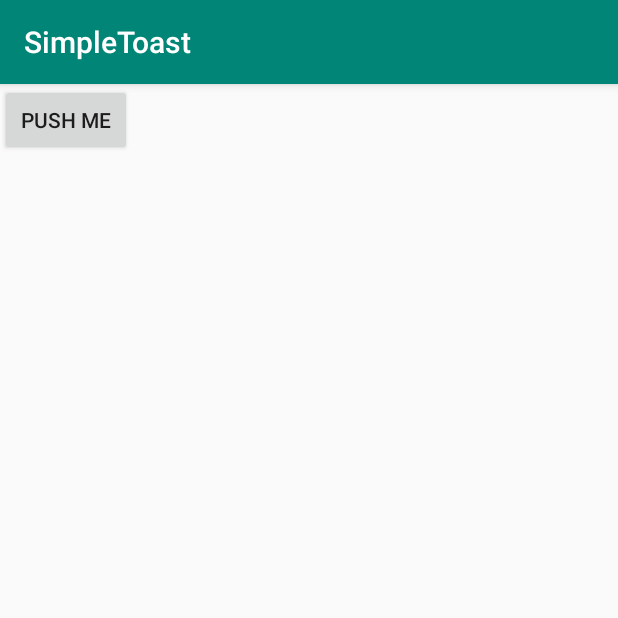
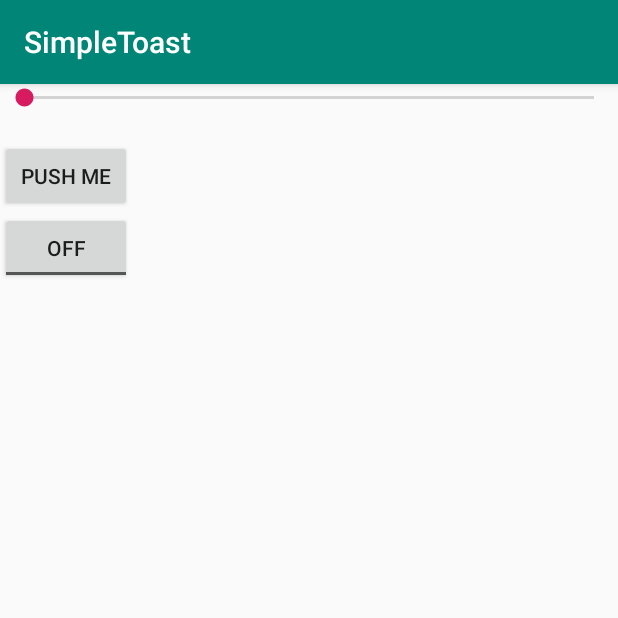
Before and after one commit to guruvex/First-Udemy-app, an Android app: the screen it shows after launch (MainActivity), on a phone screen of 412 x 824 dp, the top half of it. Run offline under Robolectric (Android 15) with nearby library versions, the phone set to English and light mode, and no system bars.

Commit message:
added projects on

```diff
--- a/app/src/main/java/e/android/simpletoast/MainActivity.java
+++ b/app/src/main/java/e/android/simpletoast/MainActivity.java
@@ -1,14 +1,22 @@
 package e.android.simpletoast;
 
+import android.graphics.Color;
 import android.support.v7.app.AppCompatActivity;
 import android.os.Bundle;
 import android.view.View;
 import android.widget.Button;
+import android.widget.CompoundButton;
+import android.widget.LinearLayout;
+import android.widget.SeekBar;
+import android.widget.TextView;
 import android.widget.Toast;
+import android.widget.ToggleButton;
 
 /**
  * simple first app for Udemy android course.
  * 12/5/2018
+ * to save space and time i am doing the first few simple projects in one
+ * i have put a comment on each part as its added on.
  */
 public class MainActivity extends AppCompatActivity {
 
@@ -17,6 +25,7 @@ public class MainActivity extends AppCompatActivity {
         super.onCreate(savedInstanceState);
         setContentView(R.layout.activity_main);
 
+        // first project
         Button myButton = findViewById(R.id.button);
         myButton.setOnClickListener(new View.OnClickListener() {
             @Override
@@ -24,5 +33,42 @@ public class MainActivity extends AppCompatActivity {
                 Toast.makeText(MainActivity.this, "Hello World", Toast.LENGTH_SHORT).show();
             }
         });
+
+        // added a second project
+        SeekBar seekBar = findViewById(R.id.seek);
+        final TextView textView = findViewById(R.id.textView);
+
+        seekBar.setOnSeekBarChangeListener(new SeekBar.OnSeekBarChangeListener() {
+            @Override
+            public void onProgressChanged(SeekBar seekBar, int i, boolean b) {
+                textView.setText("value"+i);
+            }
+
+            @Override
+            public void onStartTrackingTouch(SeekBar seekBar) {
+
+            }
+
+            @Override
+            public void onStopTrackingTouch(SeekBar seekBar) {
+
+            }
+        });
+
+        //third project
+        final LinearLayout layout = findViewById(R.id.layout);
+        ToggleButton tButton = findViewById(R.id.tbutton);
+
+        tButton.setOnCheckedChangeListener(new CompoundButton.OnCheckedChangeListener() {
+            @Override
+            public void onCheckedChanged(CompoundButton compoundButton, boolean b) {
+                if (b) {
+                    layout.setBackgroundColor(Color.RED);
+                } else {
+                    layout.setBackgroundColor(Color.GREEN);
+                }
+
+            }
+        });
     }
 }
--- a/app/src/main/res/layout/activity_main.xml
+++ b/app/src/main/res/layout/activity_main.xml
@@ -1,10 +1,24 @@
 <?xml version="1.0" encoding="utf-8"?>
-<android.support.constraint.ConstraintLayout xmlns:android="http://schemas.android.com/apk/res/android"
+<LinearLayout
+    android:id="@+id/layout"
+    xmlns:android="http://schemas.android.com/apk/res/android"
     xmlns:app="http://schemas.android.com/apk/res-auto"
     xmlns:tools="http://schemas.android.com/tools"
     android:layout_width="match_parent"
     android:layout_height="match_parent"
-    tools:context=".MainActivity">
+    tools:context=".MainActivity"
+    android:orientation="vertical">
+
+    <SeekBar
+        android:id="@+id/seek"
+        android:layout_width="match_parent"
+        android:layout_height="wrap_content"
+        android:max="100" />
+
+    <TextView
+        android:id="@+id/textView"
+        android:layout_width="wrap_content"
+        android:layout_height="wrap_content" />
 
     <Button
         android:layout_width="wrap_content"
@@ -12,4 +26,9 @@
         android:id="@+id/button"
         android:text="push me"/>
 
-</android.support.constraint.ConstraintLayout>
+    <ToggleButton
+        android:id="@+id/tbutton"
+        android:layout_width="wrap_content"
+        android:layout_height="wrap_content" />
+
+</LinearLayout>
```
